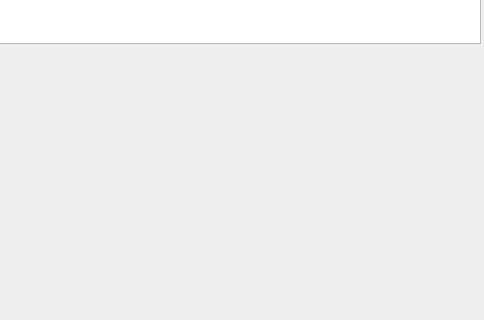
This is Proyecto1_C/interface.ui in JoseK21/C- as Qt 5 draws it before an edit; both pictures show x 880 to 1364 and y 416 to 736 of the 1364 by 736 pixel window. The edited form follows.
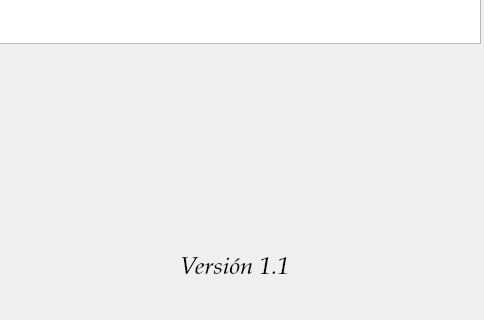
This is the edited form. Icons and pictures are not drawn.

The edit to the form file:
```diff
--- a/Proyecto1_C/interface.ui
+++ b/Proyecto1_C/interface.ui
@@ -1502,6 +1502,42 @@
      </rect>
     </property>
    </widget>
+   <widget class="QLabel" name="label_3">
+    <property name="geometry">
+     <rect>
+      <x>1020</x>
+      <y>500</y>
+      <width>181</width>
+      <height>141</height>
+     </rect>
+    </property>
+    <property name="text">
+     <string/>
+    </property>
+    <property name="pixmap">
+     <pixmap resource="pics.qrc">:/pics/logo.icon</pixmap>
+    </property>
+   </widget>
+   <widget class="QLabel" name="label_4">
+    <property name="geometry">
+     <rect>
+      <x>1060</x>
+      <y>640</y>
+      <width>121</width>
+      <height>51</height>
+     </rect>
+    </property>
+    <property name="font">
+     <font>
+      <family>URW Palladio L</family>
+      <pointsize>18</pointsize>
+      <italic>true</italic>
+     </font>
+    </property>
+    <property name="text">
+     <string>Versión 1.1</string>
+    </property>
+   </widget>
   </widget>
   <widget class="QMenuBar" name="menuBar">
    <property name="geometry">
```
